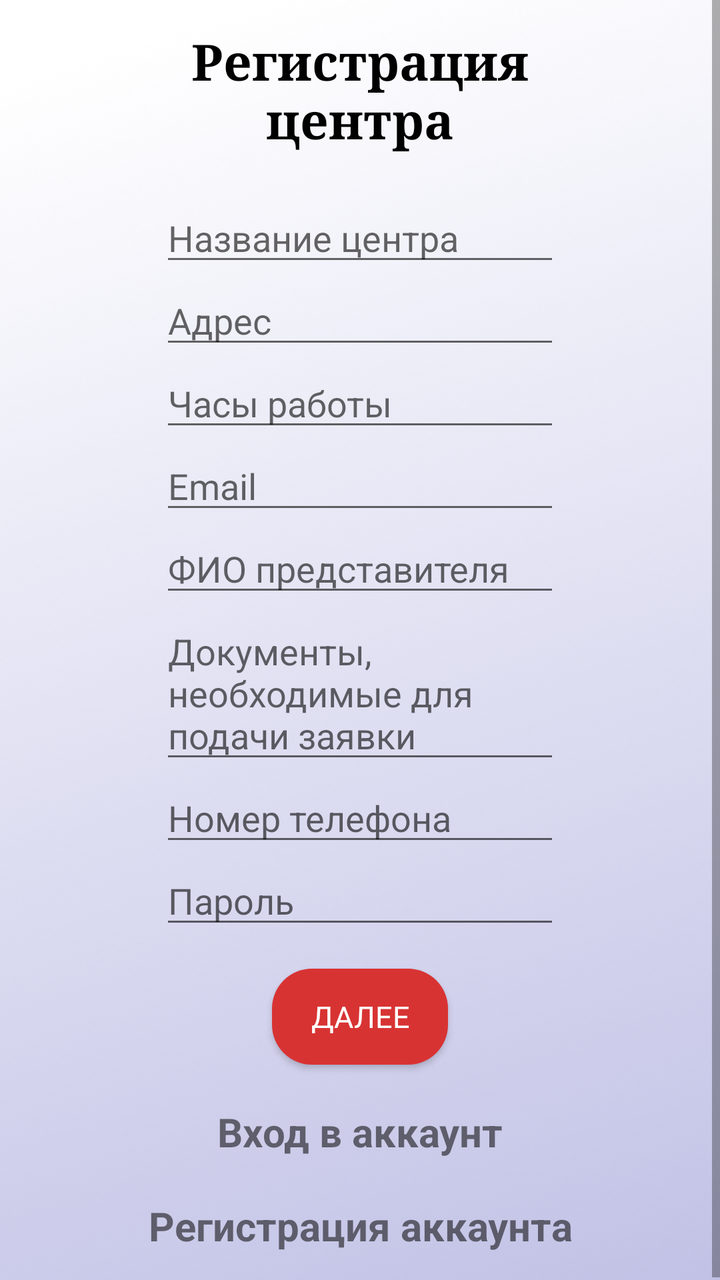
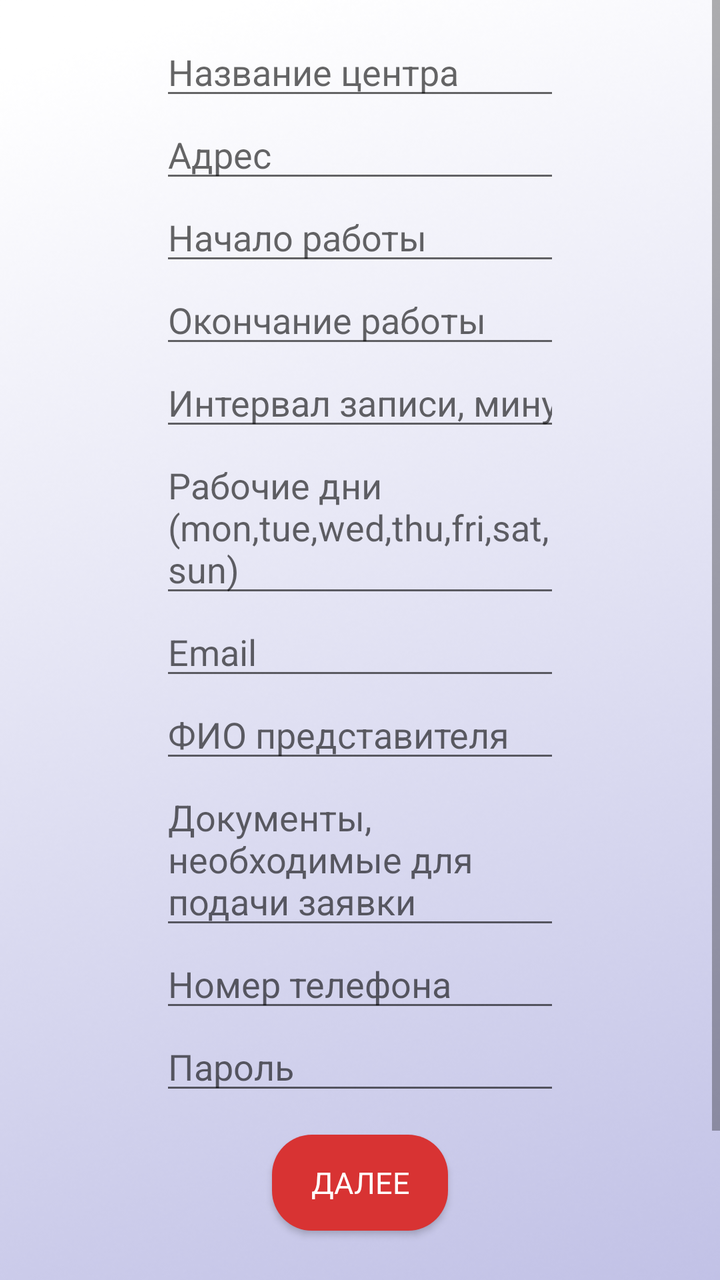

Before-and-after screenshots of an Android layout around one commit, followed by the original layout XML and the change that was made.
<!-- AndroidManifest.xml: application theme Theme.AppCompat.Light -->
<!-- res/layout/fragment_register_c.xml -->
<?xml version="1.0" encoding="utf-8"?>
<ScrollView xmlns:android="http://schemas.android.com/apk/res/android"
    xmlns:app="http://schemas.android.com/apk/res-auto"
    xmlns:tools="http://schemas.android.com/tools"
    android:layout_width="match_parent"
    android:layout_height="match_parent"
    android:background="@drawable/background_b"
    >

    <LinearLayout
        android:id="@+id/main"
        android:layout_width="match_parent"
        android:layout_height="wrap_content"
        android:orientation="vertical"
        android:padding="15dp"
        android:gravity="center"
        android:paddingStart="40dp"
        android:layout_gravity="center"
        android:paddingEnd="40dp">

        <TextView
            android:text="@string/register_center"
            android:textSize="25sp"
            android:layout_marginStart="40dp"
            android:layout_marginEnd="40dp"
            android:textStyle="bold"
            android:gravity="center"
            android:layout_marginBottom="20dp"
            android:fontFamily="serif"
            android:textColor="@color/black"
            android:layout_width="match_parent"
            android:layout_height="wrap_content" />

        <EditText
            android:id="@+id/name_center"
            android:layout_width="match_parent"
            android:layout_height="wrap_content"
            android:hint="@string/center_name"
            android:maxLength="300"
            android:fontFamily="sans-serif"
            android:focusable="true"
            android:focusableInTouchMode="true"
            android:layout_marginStart="40dp"
            android:layout_marginEnd="40dp" />

        <EditText
            android:id="@+id/address"
            android:layout_width="match_parent"
            android:layout_height="wrap_content"
            android:maxLines="3"
            android:maxLength="1000"
            android:scrollbars="vertical"
            android:fontFamily="sans-serif"
            android:hint="@string/address"
            android:focusable="true"
            android:focusableInTouchMode="true"
            android:layout_marginStart="40dp"
            android:layout_marginEnd="40dp" />

        <EditText
            android:id="@+id/work_time"
            android:layout_width="match_parent"
            android:layout_height="wrap_content"
            android:hint="Часы работы"
            android:fontFamily="sans-serif"
            android:focusable="true"
            android:focusableInTouchMode="true"
            android:layout_marginStart="40dp"
            android:layout_marginEnd="40dp" />

        <EditText
            android:id="@+id/email"
            android:layout_width="match_parent"
            android:layout_height="wrap_content"
            android:maxLength="254"
            android:hint="@string/email"
            android:fontFamily="sans-serif"
            android:focusable="true"
            android:focusableInTouchMode="true"
            android:layout_marginStart="40dp"
            android:layout_marginEnd="40dp" />

        <EditText
            android:id="@+id/fio"
            android:layout_width="match_parent"
            android:layout_height="wrap_content"
            android:maxLength="500"
            android:hint="@string/agentfio"
            android:fontFamily="sans-serif"
            android:focusable="true"
            android:focusableInTouchMode="true"
            android:layout_marginStart="40dp"
            android:layout_marginEnd="40dp" />

        <EditText
            android:id="@+id/doc"
            android:layout_width="match_parent"
            android:layout_height="wrap_content"
            android:maxLength="10000"
            android:inputType="textMultiLine|textNoSuggestions"
            android:hint="@string/documentstoapp"
            android:fontFamily="sans-serif"
            android:focusable="true"
            android:focusableInTouchMode="true"
            android:layout_marginStart="40dp"
            android:layout_marginEnd="40dp" />

        <EditText
            android:id="@+id/phone_number"
            android:layout_width="match_parent"
            android:layout_height="wrap_content"
            android:maxLength="15"
            android:hint="@string/phonenumber"
            android:fontFamily="sans-serif"
            android:focusable="true"
            android:focusableInTouchMode="true"
            android:layout_marginStart="40dp"
            android:layout_marginEnd="40dp" />

        <EditText
            android:id="@+id/password"
            android:layout_width="match_parent"
            android:layout_height="wrap_content"
            android:maxLength="64"
            android:hint="@string/password"
            android:fontFamily="sans-serif"
            android:focusable="true"
            android:focusableInTouchMode="true"
            android:layout_marginStart="40dp"
            android:layout_marginEnd="40dp"
            android:layout_marginBottom="15dp" />

        <ProgressBar
            android:id="@+id/progressBar"
            android:visibility="gone"
            android:layout_width="wrap_content"
            android:layout_height="wrap_content" />

        <Button
            android:id="@+id/btn_register"
            android:text="@string/next"
            android:layout_width="wrap_content"
            android:layout_height="wrap_content"
            android:background="@drawable/shape"
            android:textSize="15sp"
            android:paddingHorizontal="10dp"
            android:paddingStart="15dp"
            android:paddingEnd="15dp"
            android:padding="10dp"
            android:fontFamily="sans-serif"
            android:textColor="@color/white" />

        <TextView
            android:id="@+id/loginNow"
            android:text="@string/click_to_login"
            android:textStyle="bold"
            android:textSize="20sp"
            android:gravity="center"
            android:fontFamily="sans-serif"
            android:layout_width="match_parent"
            android:layout_height="wrap_content"
            android:layout_marginTop="20dp" />

        <TextView
            android:id="@+id/reg_u"
            android:text="@string/register_user"
            android:textStyle="bold"
            android:textSize="20sp"
            android:gravity="center"
            android:fontFamily="sans-serif"
            android:layout_width="match_parent"
            android:layout_height="wrap_content"
            android:layout_marginTop="20dp" />
    </LinearLayout>
</ScrollView>
<!-- resources referenced by this layout -->
<resources>
  <color name="black">#FF000000</color>
  <color name="white">#FFFFFFFF</color>
  <!-- drawable background_b: png bitmap (drawable, 208537 bytes) -->
  <!-- drawable shape (drawable) -->
  <?xml version="1.0" encoding="utf-8"?>
  <shape xmlns:android="http://schemas.android.com/apk/res/android"
      android:shape="rectangle">
      <solid android:color="#D83333" />
      <corners android:radius="20dp" />
  </shape>
  <string name="address">Адрес</string>
  <string name="agentfio">ФИО представителя</string>
  <string name="center_name">Название центра</string>
  <string name="click_to_login">Вход в аккаунт</string>
  <string name="documentstoapp">Документы, необходимые для подачи заявки</string>
  <string name="email">Email</string>
  <string name="next">Далее</string>
  <string name="password">Пароль</string>
  <string name="phonenumber">Номер телефона</string>
  <string name="register_center">Регистрация центра</string>
  <string name="register_user">Регистрация аккаунта</string>
</resources>

<!-- the commit's change to res/layout/fragment_register_c.xml (unified diff, before → after) -->
@@ -58,10 +58,46 @@
             android:layout_marginEnd="40dp" />
 
         <EditText
-            android:id="@+id/work_time"
-            android:layout_width="match_parent"
-            android:layout_height="wrap_content"
-            android:hint="Часы работы"
+            android:id="@+id/work_start"
+            android:layout_width="match_parent"
+            android:layout_height="wrap_content"
+            android:hint="@string/schedule_work_start"
+            android:inputType="time"
+            android:fontFamily="sans-serif"
+            android:focusable="true"
+            android:focusableInTouchMode="true"
+            android:layout_marginStart="40dp"
+            android:layout_marginEnd="40dp" />
+
+        <EditText
+            android:id="@+id/work_end"
+            android:layout_width="match_parent"
+            android:layout_height="wrap_content"
+            android:hint="@string/schedule_work_end"
+            android:inputType="time"
+            android:fontFamily="sans-serif"
+            android:focusable="true"
+            android:focusableInTouchMode="true"
+            android:layout_marginStart="40dp"
+            android:layout_marginEnd="40dp" />
+
+        <EditText
+            android:id="@+id/appointment_interval"
+            android:layout_width="match_parent"
+            android:layout_height="wrap_content"
+            android:hint="@string/schedule_interval"
+            android:inputType="number"
+            android:fontFamily="sans-serif"
+            android:focusable="true"
+            android:focusableInTouchMode="true"
+            android:layout_marginStart="40dp"
+            android:layout_marginEnd="40dp" />
+
+        <EditText
+            android:id="@+id/working_days"
+            android:layout_width="match_parent"
+            android:layout_height="wrap_content"
+            android:hint="@string/schedule_working_days"
             android:fontFamily="sans-serif"
             android:focusable="true"
             android:focusableInTouchMode="true"
<!-- resource entries referenced after the edit -->
@@ -21,5 +21,9 @@
   <string name="phonenumber">Номер телефона</string>
   <string name="register_center">Регистрация центра</string>
   <string name="register_user">Регистрация аккаунта</string>
+  <string name="schedule_interval">Интервал записи, минут</string>
+  <string name="schedule_work_end">Окончание работы</string>
+  <string name="schedule_work_start">Начало работы</string>
+  <string name="schedule_working_days">Рабочие дни (mon,tue,wed,thu,fri,sat,sun)</string>
 </resources>
 
